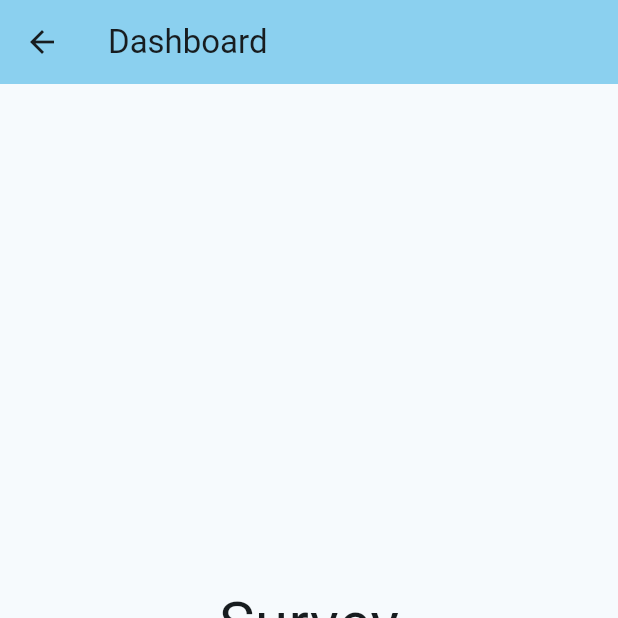
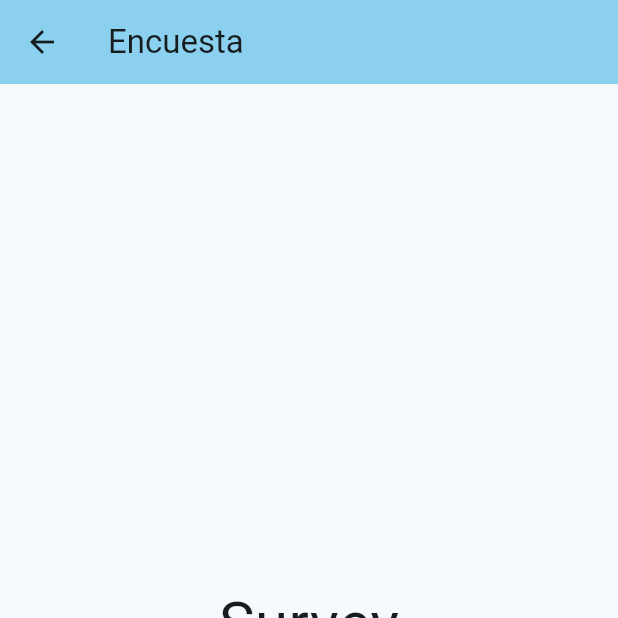
Before and after one commit to Sadrach34/Encuestas, a Flutter app: the screen it shows after launch, after a tap on the "add" icon, on a phone screen of 412 x 824 dp, the top half of it. Run offline on Flutter 3.47's test engine with Material 3 defaults, Android fonts, the phone set to English and light mode, and no system bars.

Commit message:
Corrigiendo errores gracias al codifo del profe <3 gracias

```diff
--- a/lib/home.dart
+++ b/lib/home.dart
@@ -1,10 +1,10 @@
 import 'package:encuestas/dashboard.dart';
-import 'package:encuestas/models/student.dart';
 import 'package:encuestas/questionsa.dart';
 import 'package:encuestas/questionsb.dart';
 import 'package:encuestas/summary.dart';
 import 'package:encuestas/survey.dart';
 import 'package:flutter/material.dart';
+import 'models/student.dart';
 
 class HomePage extends StatefulWidget {
   const HomePage({super.key});
@@ -14,57 +14,63 @@ class HomePage extends StatefulWidget {
 }
 
 class _HomePageState extends State<HomePage> {
-  int _selectedindex = 0;
-  late Student _student;
+  int _selectedIndex = 0;
+  String title = "Inicio";
+  Student? _student;
+
+  late List<Widget> _pages;
 
   @override
-@override
-void initState() {
-  super.initState();
-  _student = Student("", "", "", "", "");
-}
+  void initState() {
+    super.initState();
 
-  static const List<String> _names = <String>[
-    "Encuestas",
-    "Dashboard",
-    "Survey",
-    "QuestionsA",
-    "QuestionsB",
-    "Summary",
+    _pages = [
+      DashboardPage(),
+      SurveyPage(onPageChanged: _pageChange),
+      QuestionAPage(onPageChanged: _pageChange),
+      QuestionsBPage(onPageChanged: _pageChange, student: _student),
+      SummaryPage(onPageChanged: _pageChange)
+    ];
+  }
+
+  static const List<String> _titles = [
+    'Dashboard',
+    'Encuesta',
+    'Preguntas',
+    'Preguntas (cont)',
+    'Resumén'
   ];
 
-  void _pageChange(int index, {Student? student}) {
+  void _pageChange(int index, [Student? student]) {
     setState(() {
-      _selectedindex = index;
+      _selectedIndex = index;
+      title = _titles[index];
+
       if (student != null) {
         _student = student;
+
+        _pages[3] =
+            QuestionsBPage(onPageChanged: _pageChange, student: _student);
       }
     });
   }
 
   @override
   Widget build(BuildContext context) {
-    final List<Widget> pages = [
-      DashboardPage(),
-      SurveyPage(onPageChanged: _pageChange),
-      QuestionAPage(onPageChanged: _pageChange),
-      QuestionBPage(onPageChanged: _pageChange, student: _student),
-      SummaryPage(onPageChanged: _pageChange),
-    ];
-
     return Scaffold(
       appBar: AppBar(
-        leading: _selectedindex != 0
+        leading: _selectedIndex != 0
             ? IconButton(
-                onPressed: () => _pageChange(_selectedindex - 1),
-                icon: const Icon(Icons.arrow_back),
-              )
+                onPressed: () {
+                  _pageChange(_selectedIndex - 1);
+                },
+                icon: Icon(Icons.arrow_back))
             : null,
         backgroundColor: Theme.of(context).colorScheme.inversePrimary,
-        title: Text(_names.elementAt(_selectedindex)),
+        title: Text(_titles.elementAt(_selectedIndex)),
       ),
-      body: pages.elementAt(_selectedindex),
-      floatingActionButton: _selectedindex == 0
+      body: _pages.elementAt(_selectedIndex),
+      floatingActionButton: _selectedIndex == 0
           ? FloatingActionButton(
               onPressed: () => _pageChange(1),
               tooltip: 'Nueva Encuesta',
--- a/lib/questionsa.dart
+++ b/lib/questionsa.dart
@@ -2,7 +2,7 @@ import 'package:flutter/material.dart';
 import 'package:encuestas/models/student.dart';
 
 class QuestionAPage extends StatefulWidget {
-  final Function(int, {Student? student}) onPageChanged;
+  final Function(int, Student) onPageChanged;
   const QuestionAPage({super.key, required this.onPageChanged});
 
   @override
@@ -113,7 +113,7 @@ class _QuestionAPageState extends State<QuestionAPage> {
                 );
 
                 // Llamar a la función onPageChangeddd con el student
-                widget.onPageChanged(3, student: student);
+                widget.onPageChanged(3, student);
               }
             },
             child: const Text('Continuar'),
```
Also changed, not shown: lib/questionsb.dart (+29 -13 lines).
